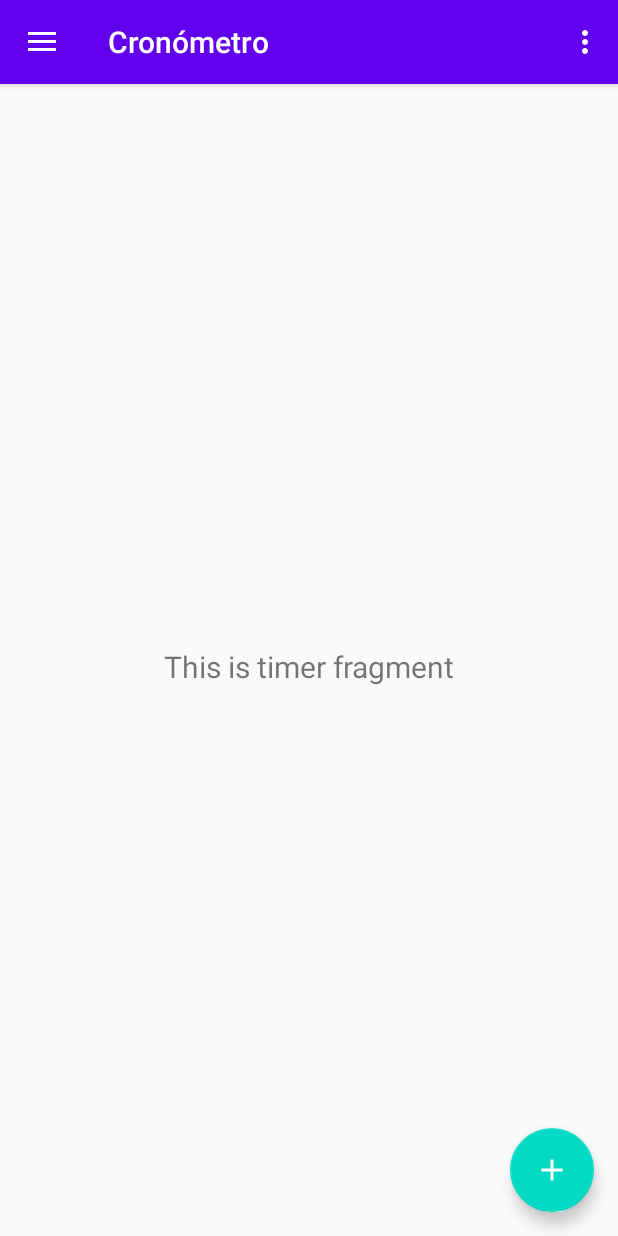
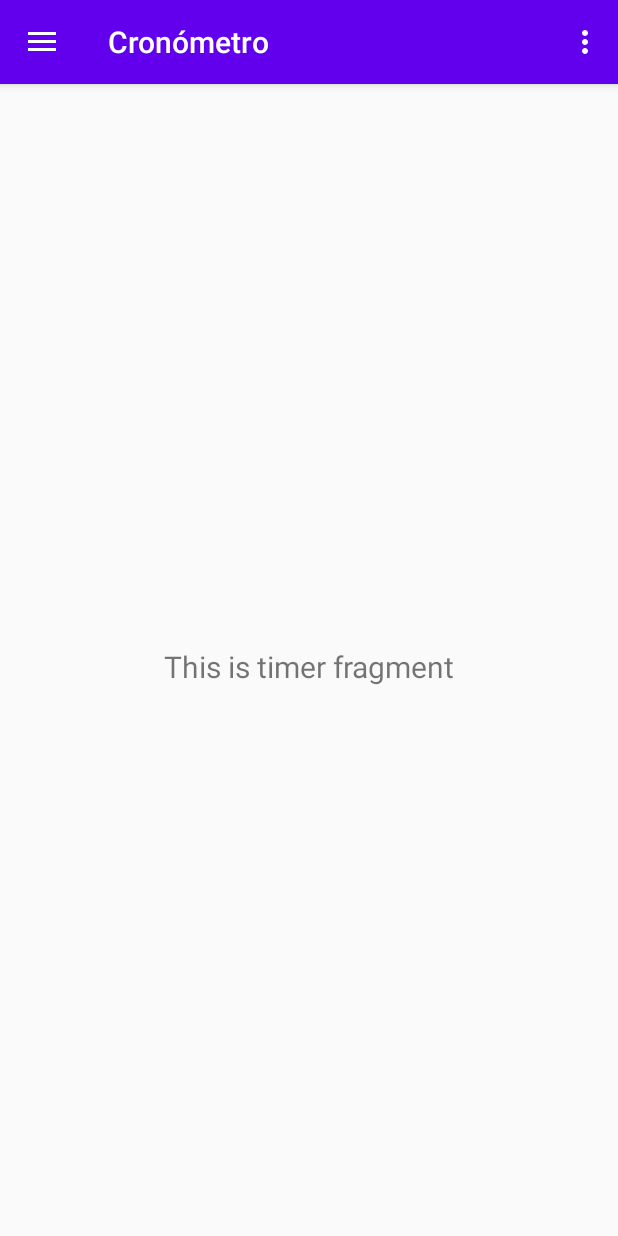
Before and after one commit to dbatu-github/android-crono, an Android app: the screen it shows after launch (MainActivity), in the side drawer, after a tap on "Cronómetro", on a phone screen of 412 x 824 dp. Run offline under Robolectric (Android 15) with nearby library versions, the phone set to English and light mode, and no system bars; our stand-ins replace navigation-ui.

Commit message:
Eliminado fab del main

```diff
--- a/app/src/main/java/com/batu/android_crono/MainActivity.java
+++ b/app/src/main/java/com/batu/android_crono/MainActivity.java
@@ -26,14 +26,7 @@ public class MainActivity extends AppCompatActivity {
         setContentView(R.layout.activity_main);
         Toolbar toolbar = findViewById(R.id.toolbar);
         setSupportActionBar(toolbar);
-        FloatingActionButton fab = findViewById(R.id.fab);
-        fab.setOnClickListener(new View.OnClickListener() {
-            @Override
-            public void onClick(View view) {
-                Snackbar.make(view, "Replace with your own action", Snackbar.LENGTH_LONG)
-                        .setAction("Action", null).show();
-            }
-        });
+
         DrawerLayout drawer = findViewById(R.id.drawer_layout);
         NavigationView navigationView = findViewById(R.id.nav_view);
         // Passing each menu ID as a set of Ids because each
--- a/app/src/main/res/layout/app_bar_main.xml
+++ b/app/src/main/res/layout/app_bar_main.xml
@@ -22,12 +22,4 @@
 
     <include layout="@layout/content_main" />
 
-    <com.google.android.material.floatingactionbutton.FloatingActionButton
-        android:id="@+id/fab"
-        android:layout_width="wrap_content"
-        android:layout_height="wrap_content"
-        android:layout_gravity="bottom|end"
-        android:layout_margin="@dimen/fab_margin"
-        app:srcCompat="@drawable/ic_add_white_24dp" />
-
 </androidx.coordinatorlayout.widget.CoordinatorLayout>
```
